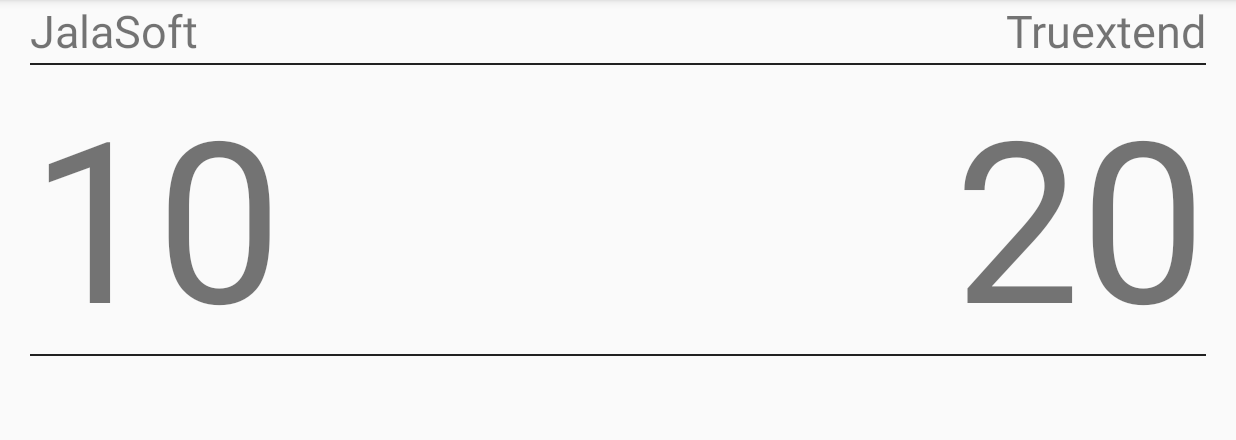
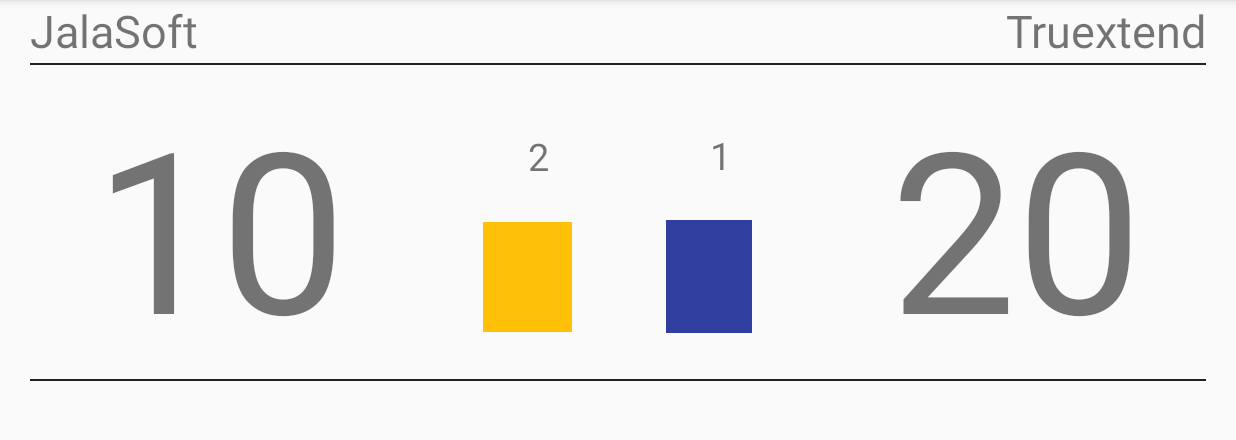
Before and after one commit to xjkwak/wallyapp, an Android app: the ScoreboardActivity screen opened directly, with no data from a screen before it, on a phone screen of 824 x 412 dp (held sideways), the part 72-512 px from its top. Run offline under Robolectric (Android 15) with nearby library versions, the phone set to English and light mode, and no system bars; our stand-ins replace Firebase (no records; nobody signed in at launch, a user with empty details on screens opened directly); network calls fail; 3 statements that could not run were skipped.

Commit message:
Add colors to board

```diff
--- a/app/src/main/java/siliconwally/net/wallyapp/ScoreboardActivity.java
+++ b/app/src/main/java/siliconwally/net/wallyapp/ScoreboardActivity.java
@@ -4,6 +4,7 @@
 import android.graphics.Color;
 import android.graphics.Point;
 import android.media.MediaPlayer;
+import android.support.v4.content.ContextCompat;
 import android.support.v7.app.AppCompatActivity;
 import android.os.Bundle;
 import android.util.DisplayMetrics;
@@ -31,6 +32,9 @@
     private TextView nameB;
     private TextView setScoreA;
     private TextView setScoreB;
+
+    private TextView setA;
+    private TextView setB;
     private TextView detailedScoreA;
     private TextView detailedScoreB;
     private TextView detailedScoreASets;
@@ -60,6 +64,11 @@
         nameB = findViewById(R.id.nameB);
         setScoreA = findViewById(R.id.setScoreA);
         setScoreB = findViewById(R.id.setScoreB);
+
+        setA = findViewById(R.id.textViewSetA);
+        setB = findViewById(R.id.textViewSetB);
+
+
 
         //detailedScoreA = findViewById(R.id.detailedScoreA);
         //detailedScoreB = findViewById(R.id.detailedScoreB);
@@ -119,20 +128,19 @@
         setScoreA.setText(String.valueOf(match.getCountA()));
         setScoreB.setText(String.valueOf(match.getCountB()));
 
-        //detailedScoreA.setText(match.getTeamA());
-        //detailedScoreB.setText(match.getTeamB());
+        setA.setText(String.valueOf(match.getScoreA()));
+        setB.setText(String.valueOf(match.getScoreB()));
 
-        //detailedScoreASets.setText(match.getPointsA().toString());
+        int colorWinner =ContextCompat.getColor(this, R.color.colorAccent) ;
+        int colorLooser = ContextCompat.getColor(this, R.color.colorPrimaryDark) ;
+        TableRow llDetailA = (TableRow) findViewById(R.id.llDetailA);
+        fillDetailScore(llDetailA, match.getPointsA(), match.getTeamA(), colorWinner , colorLooser);
 
-        TableRow llDetailA = (TableRow) findViewById(R.id.llDetailA);
-        fillDetailScore(llDetailA, match.getPointsA(), match.getTeamA());
-
-        //detailedScoreBSets.setText(match.getPointsB().toString());
         TableRow llDetailB = (TableRow) findViewById(R.id.llDetailB);
-        fillDetailScore(llDetailB, match.getPointsB(), match.getTeamB());
+        fillDetailScore(llDetailB, match.getPointsB(), match.getTeamB(), colorLooser, colorWinner);
     }
 
-    private void fillDetailScore(TableRow linear, ArrayList<Integer> list, String team) {
+    private void fillDetailScore(TableRow linear, ArrayList<Integer> list, String team, int colorWinner, int colorLooser) {
         TextView nameTeam = new TextView(this);
         nameTeam.setText(team);
         Display display = getWindowManager().getDefaultDisplay();
@@ -150,7 +158,13 @@
         for (int item: list) {
             TextView text = new TextView(this);
             text.setText(String.valueOf(item));
-            //text.setBackgroundColor(Color.CYAN);
+            if (String.valueOf(item).equals("25")) {
+                text.setBackgroundColor(colorWinner);
+            }
+            if (!String.valueOf(item).equals("25")){
+                text.setBackgroundColor(colorLooser);
+            }
+
             text.setPadding(5,0,25,0);
             text.setTextSize(22);
             linear.addView(text);
--- a/app/src/main/res/layout/activity_scoreboard.xml
+++ b/app/src/main/res/layout/activity_scoreboard.xml
@@ -51,24 +51,99 @@
         android:layout_alignParentRight="true"
         android:orientation="horizontal">
 
+        <android.support.constraint.ConstraintLayout
+            android:layout_width="match_parent"
+            android:layout_height="match_parent"
+            android:layout_weight="35.0">
+
             <TextView
                 android:id="@+id/setScoreA"
-            android:layout_width="match_parent"
-            android:layout_height="191dp"
+                android:layout_width="209dp"
+                android:layout_height="193dp"
+                android:layout_marginEnd="7dp"
                 android:layout_weight="35.0"
                 android:text="10"
                 android:textSize="150sp"
-            tools:layout_editor_absoluteX="184dp" />
+                app:layout_constraintBottom_toBottomOf="parent"
+                app:layout_constraintEnd_toStartOf="@+id/textViewSetA"
+                app:layout_constraintStart_toStartOf="parent"
+                app:layout_constraintTop_toTopOf="parent" />
+
+            <TextView
+                android:id="@+id/textViewSetA"
+                android:layout_width="59dp"
+                android:layout_height="40dp"
+                android:layout_marginBottom="11dp"
+                android:layout_marginEnd="10dp"
+                android:layout_marginStart="7dp"
+                android:layout_marginTop="40dp"
+                android:gravity="center_vertical|center_horizontal"
+                android:shadowDx="1"
+                android:text="2"
+                android:textSize="25sp"
+                app:layout_constraintBottom_toTopOf="@+id/textView7"
+                app:layout_constraintEnd_toStartOf="@+id/textViewSetB"
+                app:layout_constraintStart_toEndOf="@+id/setScoreA"
+                app:layout_constraintTop_toTopOf="parent" />
+
+            <TextView
+                android:id="@+id/textViewSetB"
+                android:layout_width="55dp"
+                android:layout_height="40dp"
+                android:layout_marginBottom="11dp"
+                android:layout_marginEnd="7dp"
+                android:layout_marginStart="11dp"
+                android:layout_marginTop="40dp"
+                android:gravity="center_vertical|center_horizontal"
+                android:text="1"
+                android:textSize="25sp"
+                app:layout_constraintBottom_toTopOf="@+id/textView8"
+                app:layout_constraintEnd_toStartOf="@+id/setScoreB"
+                app:layout_constraintStart_toEndOf="@+id/textViewSetA"
+                app:layout_constraintTop_toTopOf="parent" />
+
+            <TextView
+                android:id="@+id/textView7"
+                android:layout_width="59dp"
+                android:layout_height="73dp"
+                android:layout_marginBottom="29dp"
+                android:layout_marginEnd="10dp"
+                android:layout_marginStart="7dp"
+                android:layout_marginTop="12dp"
+                android:background="@color/colorAccent"
+                app:layout_constraintBottom_toBottomOf="parent"
+                app:layout_constraintEnd_toStartOf="@+id/textView8"
+                app:layout_constraintStart_toEndOf="@+id/setScoreA"
+                app:layout_constraintTop_toBottomOf="@+id/textViewSetA" />
+
+            <TextView
+                android:id="@+id/textView8"
+                android:layout_width="57dp"
+                android:layout_height="75dp"
+                android:layout_marginBottom="29dp"
+                android:layout_marginEnd="7dp"
+                android:layout_marginStart="10dp"
+                android:layout_marginTop="12dp"
+                android:background="@color/colorPrimaryDark"
+                app:layout_constraintBottom_toBottomOf="parent"
+                app:layout_constraintEnd_toStartOf="@+id/setScoreB"
+                app:layout_constraintStart_toEndOf="@+id/textView7"
+                app:layout_constraintTop_toBottomOf="@+id/textViewSetB" />
 
             <TextView
                 android:id="@+id/setScoreB"
-            android:layout_width="match_parent"
-            android:layout_height="match_parent"
+                android:layout_width="203dp"
+                android:layout_height="194dp"
+                android:layout_marginStart="7dp"
                 android:layout_weight="35.0"
                 android:text="20"
                 android:textAlignment="textEnd"
                 android:textSize="150sp"
-            tools:layout_editor_absoluteX="276dp" />
+                app:layout_constraintBottom_toBottomOf="parent"
+                app:layout_constraintEnd_toEndOf="parent"
+                app:layout_constraintStart_toEndOf="@+id/textView8"
+                app:layout_constraintTop_toTopOf="parent" />
+        </android.support.constraint.ConstraintLayout>
 
     </LinearLayout>
     <View
```
Lines whose indentation alone changed are shown as unchanged.
